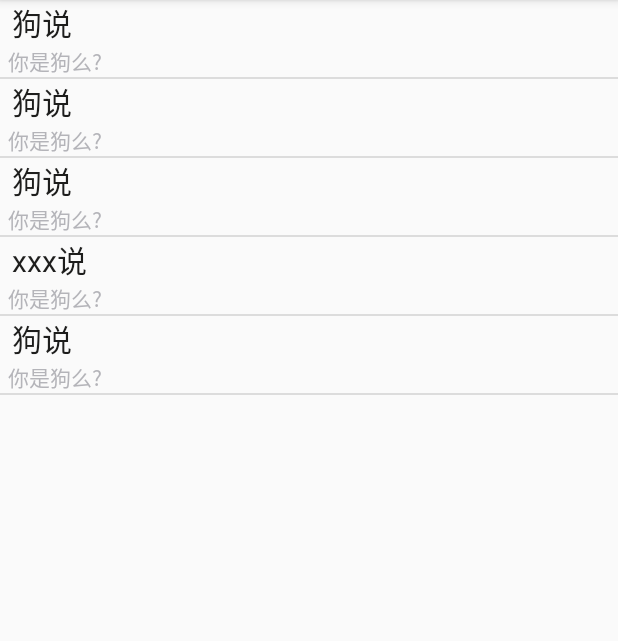
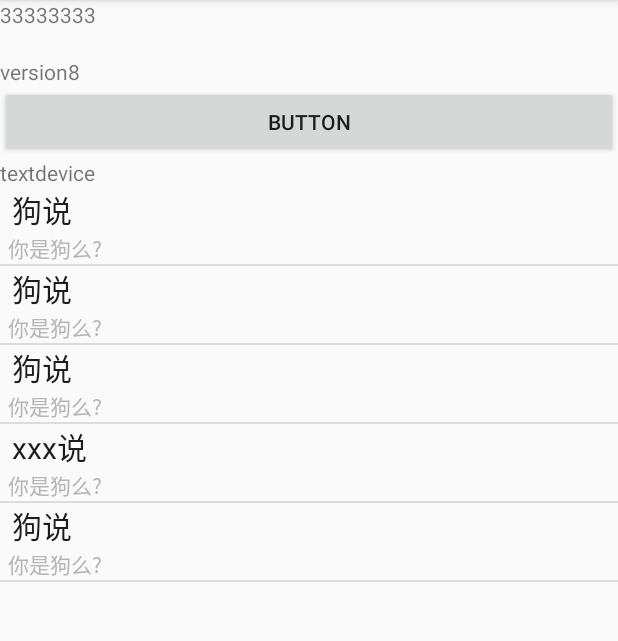
Before and after one commit to kyojujor/testandroidscan, an Android app: the screen it shows after launch (MainActivity), on a phone screen of 412 x 824 dp, the part 84-725 px from its top. Run offline under Robolectric (Android 15) with nearby library versions, the phone set to English and light mode, and no system bars; 1 statement that could not run was skipped.

Commit message:
first usb version

```diff
--- a/app/src/main/java/com/xxx/kyojujor/myuhfapplication/MainActivity.java
+++ b/app/src/main/java/com/xxx/kyojujor/myuhfapplication/MainActivity.java
@@ -1,9 +1,16 @@
 package com.xxx.kyojujor.myuhfapplication;
 
 import android.content.Context;
+import android.content.SharedPreferences;
 import android.support.v7.app.AppCompatActivity;
 import android.os.Bundle;
+import android.view.View;
+import android.widget.Button;
 import android.widget.ListView;
+import android.widget.TextView;
+
+import com.magicrf.uhfreaderlib.reader.UhfReader;
+import com.xxx.uhfreader.UhfReaderDevice;
 
 import java.util.ArrayList;
 import java.util.List;
@@ -14,6 +21,10 @@ public class MainActivity extends AppCompatActivity {
     private Context mContext;
     private LabelAdapter mAdapter = null;
     private ListView list_epc;
+    private boolean flag = true;
+
+    private UhfReader reader; //超高频读写器
+    private UhfReaderDevice readerDevice; // 读写器设备，抓哟操作读写器电源
 
     @Override
     protected void onCreate(Bundle savedInstanceState) {
@@ -23,7 +34,7 @@ public class MainActivity extends AppCompatActivity {
         mContext = MainActivity.this;
         list_epc = findViewById(R.id.epc_list);
 
-        mData = new ArrayList<>() ;
+        mData = new ArrayList<>();
         mData.add(new LabelModel("狗说", "你是狗么?"));
         mData.add(new LabelModel("狗说", "你是狗么?"));
         mData.add(new LabelModel("狗说", "你是狗么?"));
@@ -35,5 +46,62 @@ public class MainActivity extends AppCompatActivity {
 //        mData.add(new Animal("马说", "你是马么?", R.mipmap.ic_icon_horse));
         mAdapter = new LabelAdapter(mData, mContext);
         list_epc.setAdapter(mAdapter);
+
+        SharedPreferences sharedPortPath = getSharedPreferences("portPath", 0);
+        String serialPortPath = sharedPortPath.getString("portPath", "/dev/ttyS2");
+        UhfReader.setPortPath(serialPortPath);
+        reader = UhfReader.getInstance();
+
+        TextView text = findViewById(R.id.textView);
+        if (reader != null)
+            text.setText(reader.toString());
+        else
+            text.setText("33333333");
+
+        Button btn = findViewById(R.id.button);
+        btn.setOnClickListener(new View.OnClickListener() {
+            @Override
+            public void onClick(View v) {
+                TextView textdevice = findViewById(R.id.textdevice);
+                int i = 0;
+                try{
+                    readerDevice = UhfReaderDevice.getInstance();
+                }catch (Exception e)
+                {
+//                    TextView textdevice = findViewById(R.id.textdevice);
+//                    textdevice.setText(e.toString());
+                }
+//                while (flag) {
+//                    textdevice.setText("chushi"+i);
+//                    List<byte[]> ret = reader.inventoryRealTime();
+//                    if (ret != null && !ret.isEmpty()) {
+//                        textdevice.setText(ret.toString());
+//                        flag = false;
+//                    } else {
+//                        i++;
+//                        textdevice.setText("mao_dou_mei_you"+i);
+//                    }
+//                    try {
+//                        Thread.currentThread().sleep(3000);
+//                    } catch (InterruptedException e) {
+//                        e.printStackTrace();
+//                    }
+//                }
+            }
+        });
+
+//        //获取读写器设备示例，若返回null，则设备电源打开失败
+//        try{
+//            readerDevice = UhfReaderDevice.getInstance();
+//
+//        }catch (Exception e)
+//        {
+//            text.setText(e.toString());
+//        }
+
+//        if (readerDevice != null)
+//            text.setText(reader.toString());
+//        else
+//            text.setText("444444444");
     }
 }
--- a/app/src/main/res/layout/activity_main.xml
+++ b/app/src/main/res/layout/activity_main.xml
@@ -4,6 +4,30 @@
     android:layout_height="match_parent"
     android:orientation="vertical"
     android:gravity="center">
+
+    <TextView
+        android:id="@+id/textView"
+        android:layout_width="match_parent"
+        android:layout_height="38dp"
+        android:text="11111" />
+
+    <TextView
+        android:id="@+id/version"
+        android:layout_width="match_parent"
+        android:layout_height="wrap_content"
+        android:text="version8" />
+
+    <Button
+        android:id="@+id/button"
+        android:layout_width="match_parent"
+        android:layout_height="wrap_content"
+        android:text="Button" />
+
+    <TextView
+        android:id="@+id/textdevice"
+        android:layout_width="match_parent"
+        android:layout_height="wrap_content"
+        android:text="textdevice" />
 
     <ListView
         android:id="@+id/epc_list"
```
Also changed, not shown: app/build.gradle (+15 -1 lines), app/src/main/java/com/android/hdhe/uhf/reader/SerialPort.java (added, +26 -0 lines), app/src/main/java/com/xxx/uhfreader/ScreenStateReceiver.java (added, +29 -0 lines), app/src/main/java/com/xxx/uhfreader/UhfReaderDevice.java (added, +44 -0 lines), app/libs/uhf_lib.jar (added), 6 other files.
